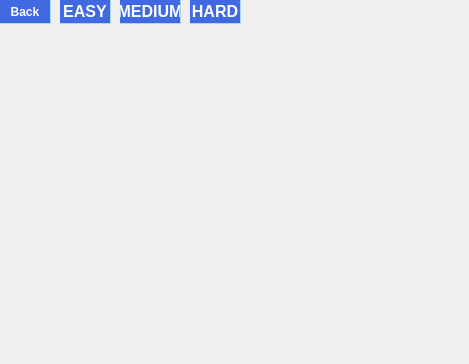
Old version of the form sec_window.ui in the repository CREVIOS/minesweeper.
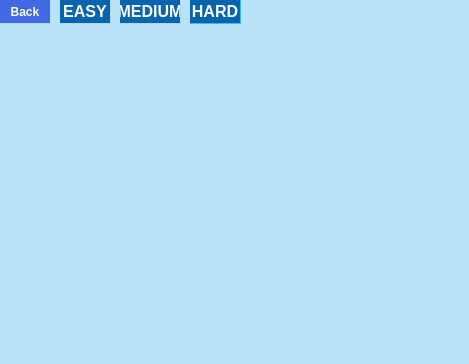
New version of the form.

What changed in the file:
```diff
--- a/sec_window.ui
+++ b/sec_window.ui
@@ -13,6 +13,13 @@
   <property name="windowTitle">
    <string>Dialog</string>
   </property>
+  <property name="styleSheet">
+   <string notr="true">QDialog{ 
+background-color: 	#b9e3f7 ;
+color: #007dff;
+border-radius: 15px;
+}</string>
+  </property>
   <widget class="QPushButton" name="pushButton">
    <property name="geometry">
     <rect>
@@ -77,11 +84,11 @@
    <property name="styleSheet">
     <string notr="true">QPushButton{ 
 border-radius: 15px;
-border-right: 1px solid #ADD8E6;
-border-bottom: 1px solid #ADD8E6;
+border-right: 1px solid #3fb8f1;
+border-bottom: 1px solid #3fb8f1;
 }
 QPushButton:enabled{
-background-color: #4169e1;
+background-color: #0465ae;
 color: white;
 }
 QPushButton:pressed{
@@ -127,7 +134,7 @@
 border-bottom: 1px solid #ADD8E6;
 }
 QPushButton:enabled{
-background-color: #4169e1;
+background-color: #0465ae ;
 color: white;
 }
 QPushButton:pressed{
@@ -173,7 +180,7 @@
 border-bottom: 1px solid #ADD8E6;
 }
 QPushButton:enabled{
-background-color: #4169e1;
+background-color: #0465ae;
 color: white;
 }
 QPushButton:pressed{
```
Left out of the diff: 6 changed lines with no effect on the pictures.
